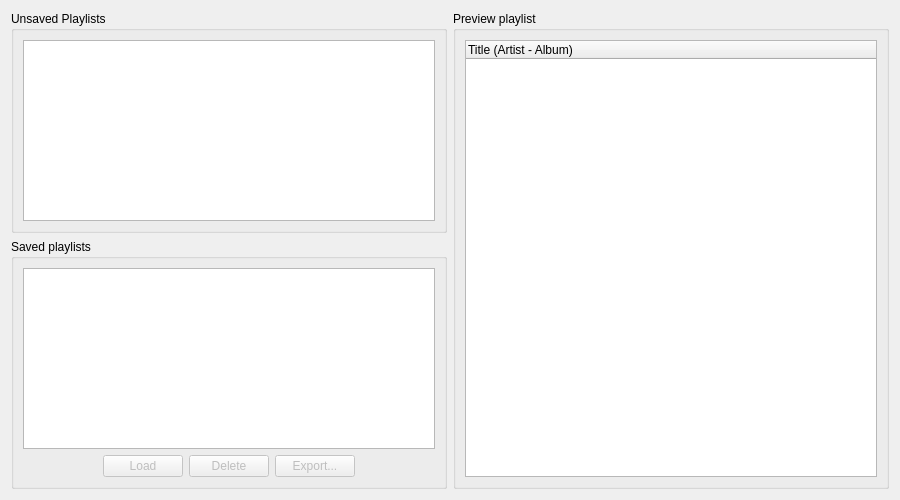
Old version of the form code/MiamPlayer/playlistmanager.ui in the repository MBach/Miam-Player.
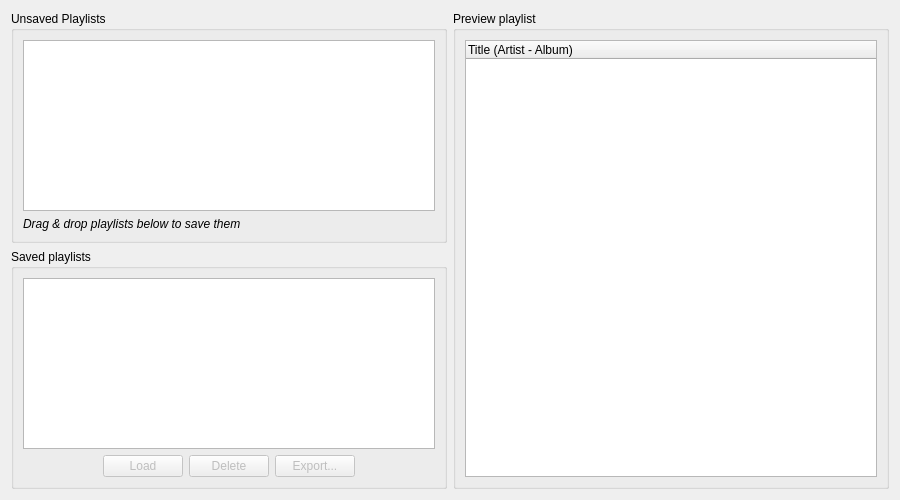
New version of the form. Icons and pictures are not drawn.

Commit message: WIP: remove class LibrarySqlModel (done)

Diff of the .ui file:
```diff
--- a/code/MiamPlayer/playlistmanager.ui
+++ b/code/MiamPlayer/playlistmanager.ui
@@ -25,7 +25,7 @@
        <property name="title">
         <string>Unsaved Playlists</string>
        </property>
-       <layout class="QHBoxLayout" name="horizontalLayout_4">
+       <layout class="QVBoxLayout" name="verticalLayout_2">
         <item>
          <widget class="QListView" name="unsavedPlaylists">
           <property name="dragEnabled">
@@ -45,6 +45,18 @@
           </property>
          </widget>
         </item>
+        <item>
+         <widget class="QLabel" name="labelDragDropPlaylists">
+          <property name="font">
+           <font>
+            <italic>true</italic>
+           </font>
+          </property>
+          <property name="text">
+           <string>Drag &amp; drop playlists below to save them</string>
+          </property>
+         </widget>
+        </item>
        </layout>
       </widget>
      </item>
```
The commit also changes 14 other files.
